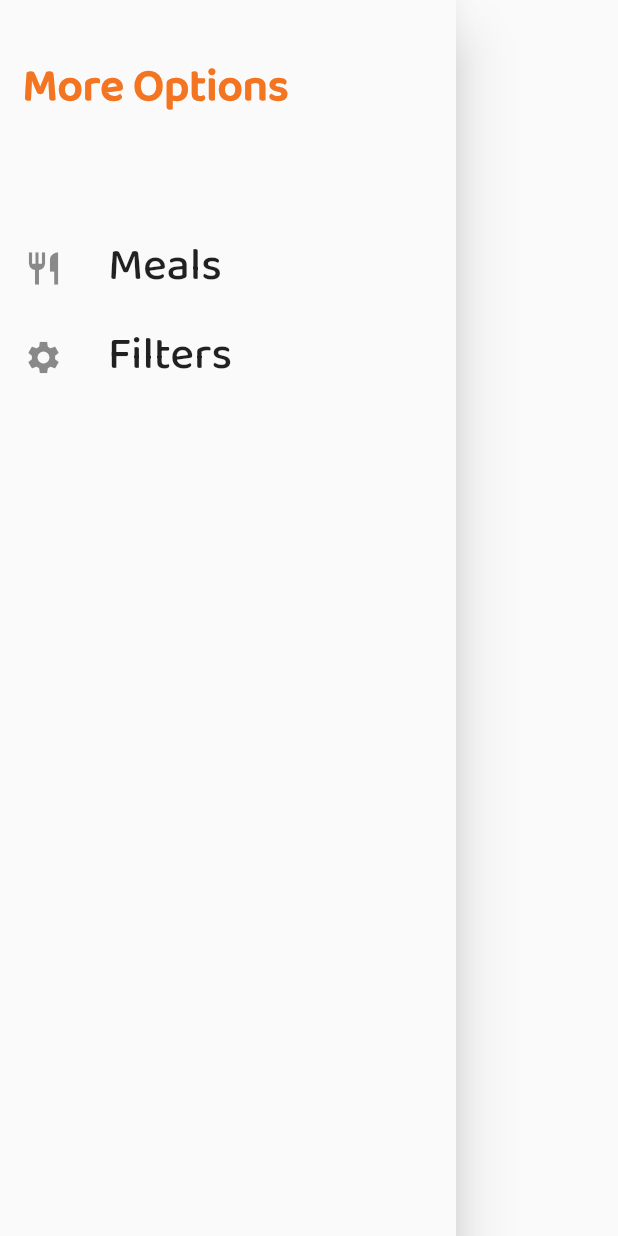
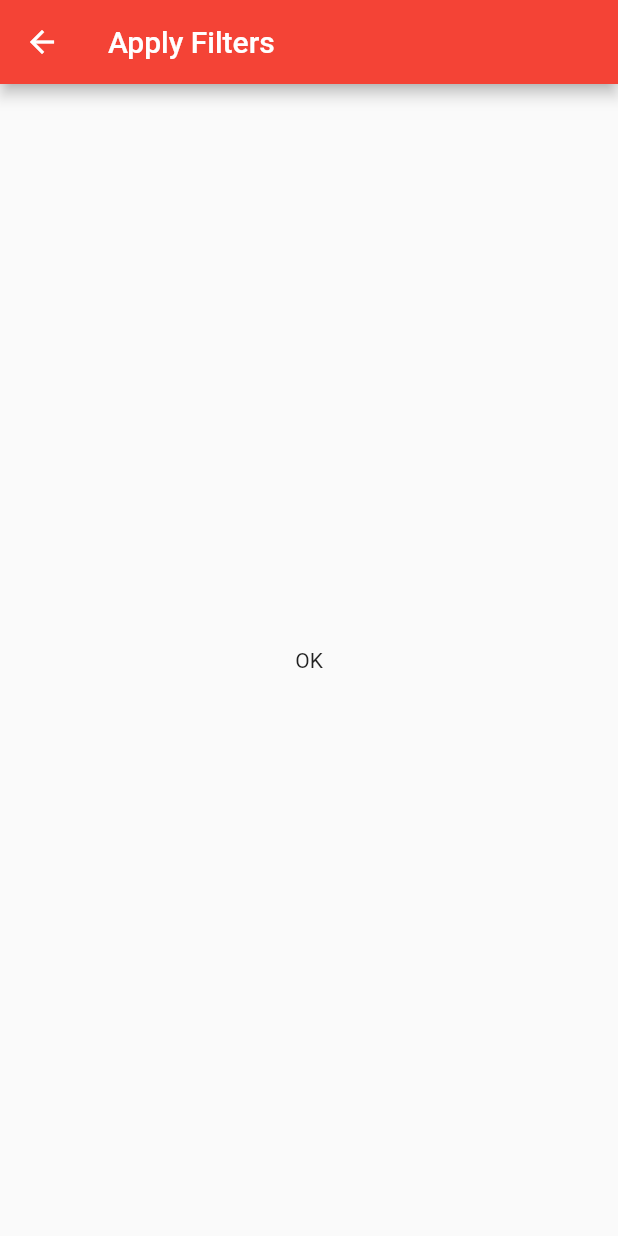
Before and after one commit to bishal5917/food_app, a Flutter app: the MainDrawer widget shown alone on an empty page, opened directly, after a tap on "Filters", on a phone screen of 412 x 824 dp. Run offline on Flutter 3.47's test engine with Material 2 defaults, Android fonts, the phone set to English and light mode, and no system bars.

```diff
--- /dev/null
+++ b/lib/filters_screen.dart
@@ -0,0 +1,15 @@
+import 'package:flutter/material.dart';
+
+class FiltersScreen extends StatelessWidget {
+  const FiltersScreen({super.key});
+
+  @override
+  Widget build(BuildContext context) {
+    return Scaffold(
+      appBar: AppBar(title: Text("Apply Filters")),
+      body: Center(
+        child: Text("OK"),
+      ),
+    );
+  }
+}
--- a/lib/main.dart
+++ b/lib/main.dart
@@ -1,6 +1,7 @@
 import 'package:flutter/material.dart';
 import 'package:food_app/categories_screen.dart';
 import 'package:food_app/category_meals_screen.dart';
+import 'package:food_app/filters_screen.dart';
 import 'package:food_app/meal_detail_screen.dart';
 import 'package:food_app/tabs_screen.dart';
 
@@ -17,11 +18,11 @@ class MyApp extends StatelessWidget {
       theme: ThemeData(
         primarySwatch: Colors.red,
       ),
-
       routes: {
         '/': (ctx) => TabsScreen(),
         '/category_meals': (ctx) => CategoryMealsScreen(),
-        '/meal_detail': (ctx) => MealDetailScreen()
+        '/meal_detail': (ctx) => MealDetailScreen(),
+        '/filters': (ctx) => FiltersScreen()
       },
     );
   }
```
Also changed, not shown: lib/main_drawer.dart (+6 -2 lines), 3 other files.
